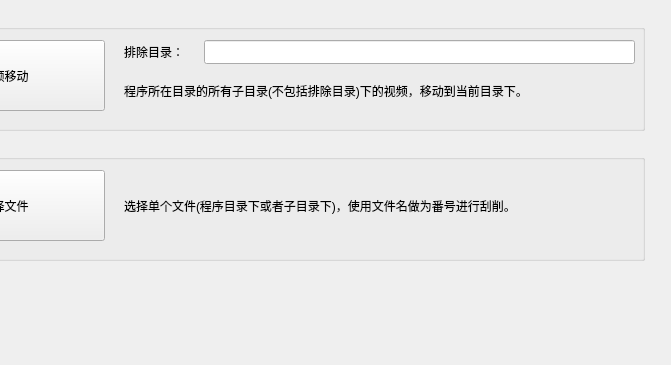
Old version of the form AVDC.ui in the repository kejizhihui/av-profile-photo; both pictures show x 346 to 1017 and y 0 to 365 of the 1017 by 720 pixel window.
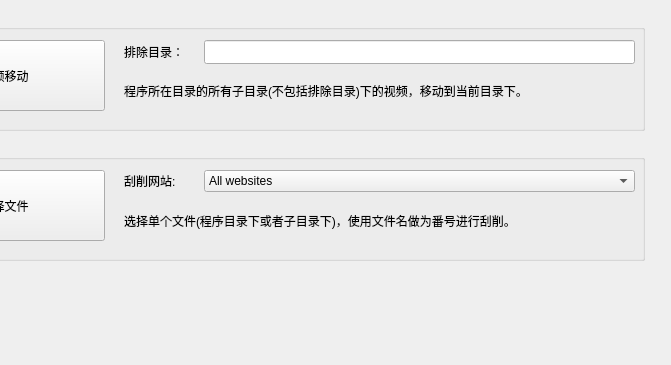
New version of the form. The open tabs and pages were chosen to show the change.

Diff of the .ui file:
```diff
--- a/AVDC.ui
+++ b/AVDC.ui
@@ -160,9 +160,9 @@
        <property name="geometry">
         <rect>
          <x>230</x>
-         <y>30</y>
+         <y>60</y>
          <width>511</width>
-         <height>71</height>
+         <height>41</height>
         </rect>
        </property>
        <property name="text">
@@ -182,6 +182,64 @@
         <string>选择文件</string>
        </property>
       </widget>
+      <widget class="QComboBox" name="comboBox_website">
+       <property name="geometry">
+        <rect>
+         <x>310</x>
+         <y>30</y>
+         <width>431</width>
+         <height>22</height>
+        </rect>
+       </property>
+       <item>
+        <property name="text">
+         <string>All websites</string>
+        </property>
+       </item>
+       <item>
+        <property name="text">
+         <string>javdb</string>
+        </property>
+       </item>
+       <item>
+        <property name="text">
+         <string>javbus</string>
+        </property>
+       </item>
+       <item>
+        <property name="text">
+         <string>avsox</string>
+        </property>
+       </item>
+       <item>
+        <property name="text">
+         <string>fc2club</string>
+        </property>
+       </item>
+       <item>
+        <property name="text">
+         <string>fanza</string>
+        </property>
+       </item>
+       <item>
+        <property name="text">
+         <string>siro</string>
+        </property>
+       </item>
+      </widget>
+      <widget class="QLabel" name="label_2">
+       <property name="geometry">
+        <rect>
+         <x>230</x>
+         <y>30</y>
+         <width>72</width>
+         <height>21</height>
+        </rect>
+       </property>
+       <property name="text">
+        <string>刮削网站:</string>
+       </property>
+      </widget>
      </widget>
     </widget>
     <widget class="QWidget" name="page_setting">
```
Left out of the diff: 2 changed lines with no effect on the pictures.
